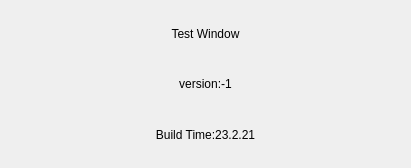
First picture: the form in about.ui, repository kechuan/HTTP-QT, before the edit.
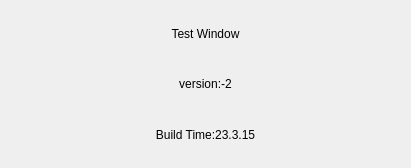
Second picture: the form after the edit.

Patch:
```diff
--- a/about.ui
+++ b/about.ui
@@ -36,7 +36,7 @@
      <item>
       <widget class="QLabel" name="label_2">
        <property name="text">
-        <string>version:-1 </string>
+        <string>version:-2</string>
        </property>
        <property name="alignment">
         <set>Qt::AlignCenter</set>
@@ -50,7 +50,7 @@
      <item>
       <widget class="QLabel" name="label_3">
        <property name="text">
-        <string>Build Time:23.2.21</string>
+        <string>Build Time:23.3.15</string>
        </property>
        <property name="alignment">
         <set>Qt::AlignCenter</set>
```
Left out of the diff: 6 changed lines with no effect on the pictures.
